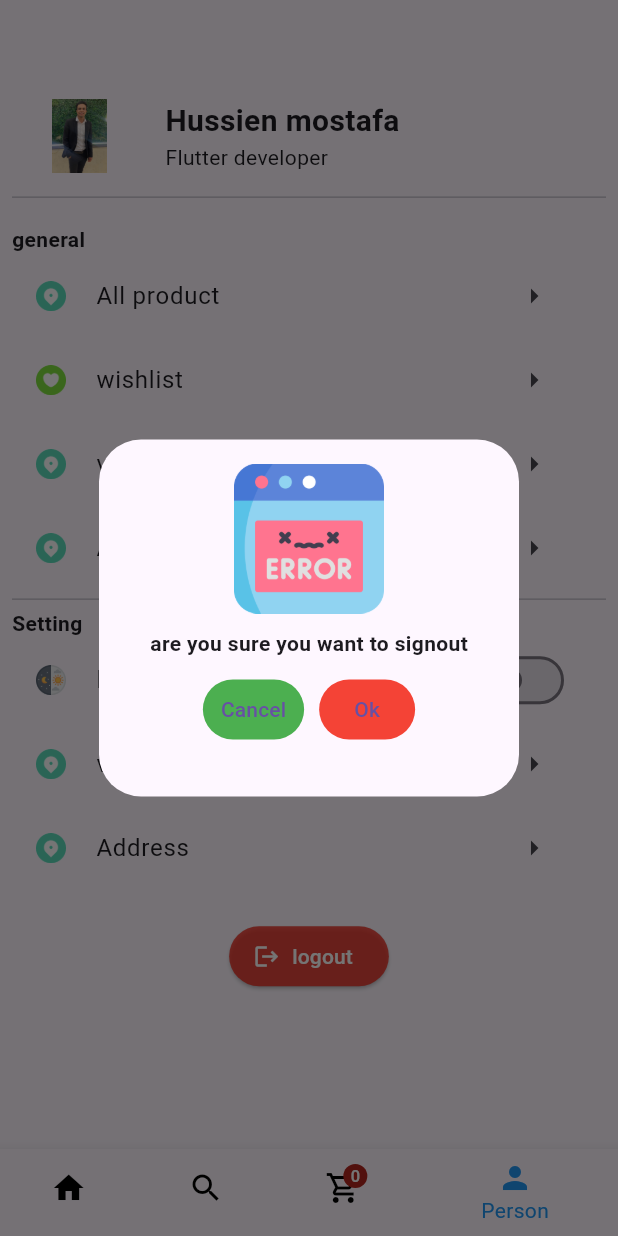
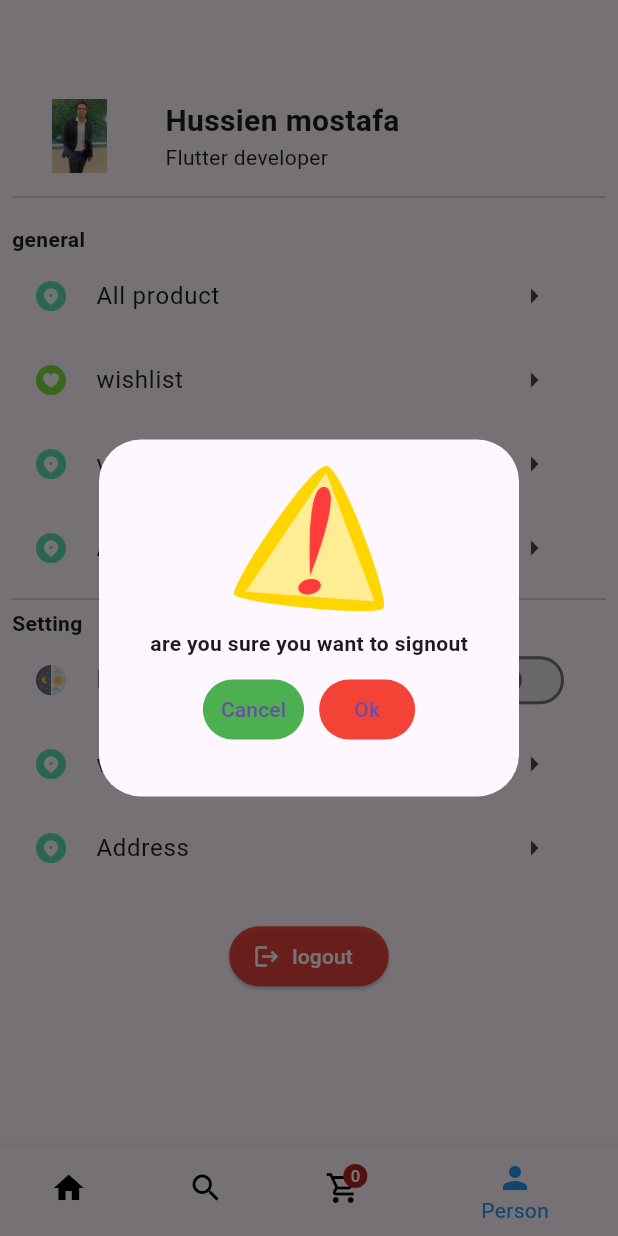
Before and after one commit to HussienAboSoker/shop_smart_users, a Flutter app: the screen it shows after launch, item 4 of the bottom bar chosen, after a tap on "logout", on a phone screen of 412 x 824 dp. Run offline on Flutter 3.47's test engine with Material 3 defaults, Android fonts, the phone set to English and light mode, and no system bars; our stand-ins replace card_swiper, fancy_shimmer_image, image_picker, ionicons, shared_preferences; missing offline and left inert: dynamic_height_grid_view.

Commit message:
finsh cart sceen(add option that user can remvoe one cart or clear all carts )

```diff
--- a/lib/providers/product_provider.dart
+++ b/lib/providers/product_provider.dart
@@ -62,7 +62,7 @@ A15 Bionic chip for lightning-fast performance
 ''',
         productImage:
             'https://btech.com/media/catalog/product/c/d/cddff4da834f457574cad8ee597bf15fec65fd2d72afe7cecd27cf1a41cdedfb.jpeg?width=560&height=560&store=ar&image-type=image',
-        productPrice: "134\$",
+        productPrice: "134",
         productQuantity: '10',
         productCategory: 'phone'),
     ProductModel(
@@ -84,7 +84,7 @@ UNLOCK AND PAY WITH TOUCH ID — Touch ID is built into the top button, so you c
 ''',
         productImage:
             'https://m.media-amazon.com/images/I/61PnHlc0HCL.__AC_SX300_SY300_QL70_ML2_.jpg',
-        productPrice: "400\$",
+        productPrice: "400",
         productQuantity: '10',
         productCategory: 'phone'),
     ProductModel(
@@ -98,7 +98,7 @@ UNLOCK AND PAY WITH TOUCH ID — Touch ID is built into the top button, so you c
 ''',
         productImage:
             'https://i.ebayimg.com/images/g/TTMAAOSwYBVkkoru/s-l960.webp',
-        productPrice: "12\$",
+        productPrice: "12",
         productQuantity: '10',
         productCategory: 'book'),
     ProductModel(
@@ -110,7 +110,7 @@ UNLOCK AND PAY WITH TOUCH ID — Touch ID is built into the top button, so you c
             "Galaxy S23\n6.1” Flat FHD+ Dynamic AMOLED 2X\nInfinity-O Display (2340 x 1080)\n425ppi\nHDR10+ certified\nnfinity-O Display: a near bezel-less, full-frontal screen\nMeasured diagonally, Galaxy S23's screen size is 6.1\nin the full rectangle and 5.9\n with accounting for the rounded corners, Galaxy S23+'s screen size is 6.6 in the full rectangle and 6.4 with accounting for the rounded corners and Galaxy S23 Ultra's screen size is 6.8 in the full rectangle and 6.8 with accounting for the rounded corners; actual viewable area is less due to the rounded corners and camera hole",
         productImage:
             'https://i.ebayimg.com/images/g/LGAAAOSwBq9lqOaT/s-l960.jpg',
-        productPrice: "1500\$",
+        productPrice: "1500",
         productQuantity: '10',
         productCategory: 'phone'),
     ProductModel(
@@ -122,7 +122,7 @@ UNLOCK AND PAY WITH TOUCH ID — Touch ID is built into the top button, so you c
             "Galaxy S23\n6.1” Flat FHD+ Dynamic AMOLED 2X\nInfinity-O Display (2340 x 1080)\n425ppi\nHDR10+ certified\nnfinity-O Display: a near bezel-less, full-frontal screen\nMeasured diagonally, Galaxy S23's screen size is 6.1\nin the full rectangle and 5.9\n with accounting for the rounded corners, Galaxy S23+'s screen size is 6.6 in the full rectangle and 6.4 with accounting for the rounded corners and Galaxy S23 Ultra's screen size is 6.8 in the full rectangle and 6.8 with accounting for the rounded corners; actual viewable area is less due to the rounded corners and camera hole",
         productImage:
             'https://i.ebayimg.com/images/g/LGAAAOSwBq9lqOaT/s-l960.jpg',
-        productPrice: "1500\$",
+        productPrice: "1500",
         productQuantity: '10',
         productCategory: 'phone'),
     ProductModel(
@@ -134,7 +134,7 @@ UNLOCK AND PAY WITH TOUCH ID — Touch ID is built into the top button, so you c
             "Galaxy S23\n6.1” Flat FHD+ Dynamic AMOLED 2X\nInfinity-O Display (2340 x 1080)\n425ppi\nHDR10+ certified\nnfinity-O Display: a near bezel-less, full-frontal screen\nMeasured diagonally, Galaxy S23's screen size is 6.1\nin the full rectangle and 5.9\n with accounting for the rounded corners, Galaxy S23+'s screen size is 6.6 in the full rectangle and 6.4 with accounting for the rounded corners and Galaxy S23 Ultra's screen size is 6.8 in the full rectangle and 6.8 with accounting for the rounded corners; actual viewable area is less due to the rounded corners and camera hole",
         productImage:
             'https://i.ebayimg.com/images/g/LGAAAOSwBq9lqOaT/s-l960.jpg',
-        productPrice: "1500\$",
+        productPrice: "1500",
         productQuantity: '10',
         productCategory: 'phones'),
     ProductModel(
@@ -158,7 +158,7 @@ Tags: Apple, Apple Watch, Smart Watch, Smartwatches
  ''',
         productImage:
             'https://meststores.com/wp-content/uploads/2024/01/Apple-_Watch-_Series-_9-_GPS-_45mm_-Pink_-Aluminium-_Case-_with-_Light-_Pink-_Sport-_Band_-_SM-MEST-stores-best-online-shop-egypt1-2.webp',
-        productPrice: "200\$",
+        productPrice: "200",
         productQuantity: '10',
         productCategory: 'whatch'),
   ];
--- a/lib/screens/cart/butttom_checkout.dart
+++ b/lib/screens/cart/butttom_checkout.dart
@@ -17,13 +17,15 @@ class ButtomCheckout extends StatelessWidget {
       child: Container(
         decoration: BoxDecoration(
             border: const Border(
-              top: BorderSide(color: Colors.white),
+              top: BorderSide(color: Colors.grey),
             ),
             color: Theme.of(context).scaffoldBackgroundColor),
         padding: EdgeInsets.symmetric(
             horizontal: size.width * 0.03, vertical: size.width * 0.03),
-        height: size.height * 0.1,
+       // height: size.height * 0.1,
         width: size.width * 1,
+        child: SizedBox(
+           height: kBottomNavigationBarHeight+10,
           child: Row(
             mainAxisAlignment: MainAxisAlignment.spaceBetween,
             children: [
@@ -49,6 +51,7 @@ class ButtomCheckout extends StatelessWidget {
             ],
           ),
         ),
+      ),
     );
   }
 }
--- a/lib/screens/cart/cart_screen.dart
+++ b/lib/screens/cart/cart_screen.dart
@@ -2,10 +2,11 @@ import 'package:flutter/material.dart';
 import 'package:provider/provider.dart';
 
 import 'package:shop_smart_users/constants/imagepath.dart';
-import 'package:shop_smart_users/models/cart_model.dart';
+import 'package:shop_smart_users/main.dart';
 import 'package:shop_smart_users/providers/cart_provider.dart';
 import 'package:shop_smart_users/screens/cart/butttom_checkout.dart';
 import 'package:shop_smart_users/screens/cart/custom_card.dart';
+import 'package:shop_smart_users/services/app_function.dart';
 import 'package:shop_smart_users/widget/empty_screen.dart';
 
 class CartSceen extends StatelessWidget {
@@ -21,7 +22,12 @@ class CartSceen extends StatelessWidget {
         elevation: 0,
         actions: [
           IconButton(
-              onPressed: () {},
+              onPressed: () {
+                AppFunction.showErrorOrWarning(context,
+                iserror: false,
+                    subtitle: " clear all carts !",
+                    funcation: cartProvider.deletAllCarts);
+              },
               icon: const Icon(
                 Icons.delete_forever,
                 color: Colors.red,
@@ -38,15 +44,26 @@ class CartSceen extends StatelessWidget {
                   subtitle: "pleeese add cart",
                   imagePath: ImagePath.emptySearch),
             )
-          : ListView.builder(
+          : Column(
+              children: [
+                Expanded(
+                  child: ListView.builder(
                     itemCount: cartProvider.getcartproducts.length,
                     itemBuilder: (context, index) {
                       return ChangeNotifierProvider.value(
                         //  value: cartProvider.getcartproducts[index], this error becouse this map<key,value>
                         //convert map to list
-                  value: cartProvider.getcartproducts.values.toList()[index],
-                    child: const CustomCard());
+                        value:
+                            cartProvider.getcartproducts.values.toList()[index],
+                        child: const CustomCard(),
+                      );
                     },
+                  ),
+                ),
+                const SizedBox(
+                  height: kBottomNavigationBarHeight + 50,
+                ),
+              ],
             ),
     );
   }
--- a/lib/screens/person/personscreen.dart
+++ b/lib/screens/person/personscreen.dart
@@ -100,6 +100,8 @@ class PersonScreenPage extends StatelessWidget {
                   ),
                   onPressed: () async {
                     await AppFunction.showErrorOrWarning(context,
+                        iserror: false,
+                        funcation: () {},
                         subtitle: "are you sure you want to signout");
                   },
                   icon: const Icon(Icons.logout),
--- a/lib/services/app_function.dart
+++ b/lib/services/app_function.dart
@@ -1,6 +1,5 @@
 import 'package:flutter/material.dart';
 import 'package:shop_smart_users/constants/imagepath.dart';
-import 'package:shop_smart_users/screens/auth/login_screen.dart';
 
 import 'package:shop_smart_users/widget/text/cutom_title.dart';
 
@@ -8,8 +7,12 @@ class AppFunction {
   static Future<void> showErrorOrWarning(
     BuildContext context, {
     required String subtitle,
+    required Function funcation,
+   required bool iserror ,
+
     // required Function functionOk,
-    bool iserror = false,
+
+
   }) async {
     await showDialog(
       context: context,
@@ -20,7 +23,7 @@ class AppFunction {
             mainAxisSize: MainAxisSize.min,
             children: [
               Image.asset(
-                iserror ? ImagePath.warning : ImagePath.error,
+                iserror ? ImagePath.error : ImagePath.warning,
                 width: 140,
                 height: 100,
               ),
@@ -42,7 +45,7 @@ class AppFunction {
                             WidgetStateProperty.all(Colors.green),
                       ),
                       onPressed: () {
-                        Navigator.pop(context);
+                       return;
                       },
                       child: const Text("Cancel"),
                     ),
@@ -52,7 +55,8 @@ class AppFunction {
                   ),
                   TextButton(
                     onPressed: () {
-                      Navigator.pushNamed(context, LoginScreen.nameSrceen);
+                      funcation();
+                      Navigator.pop(context);
                     },
                     style: ButtonStyle(
                       backgroundColor: WidgetStateProperty.all(Colors.red),
```
Also changed, not shown: lib/providers/cart_provider.dart (+16 -7 lines), lib/screens/cart/custom_card.dart (+9 -9 lines), lib/screens/inner_screens/product_details.dart (+19 -3 lines). Lines whose indentation alone changed are shown as unchanged.
